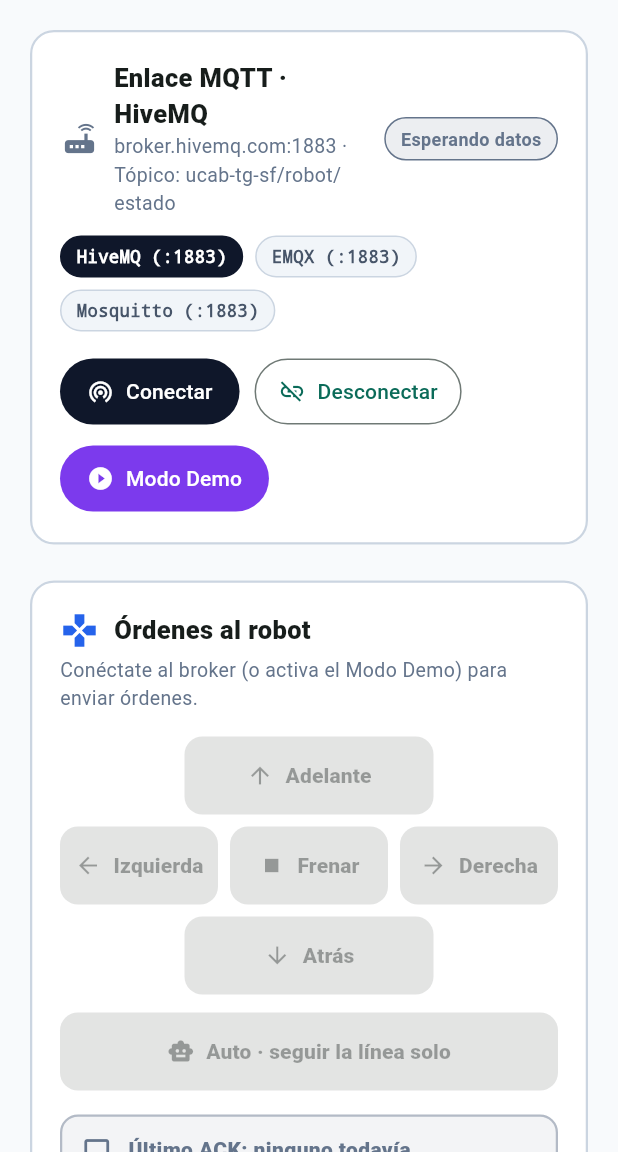
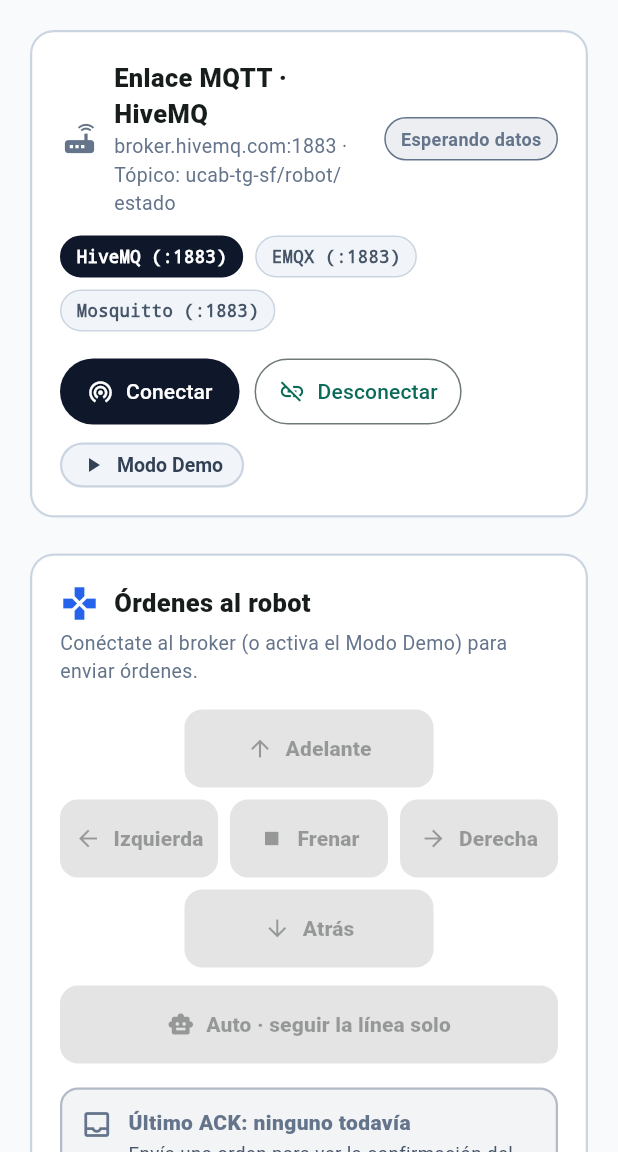
Before and after one commit to ilianavsc/tg-robot-ucab-app, a Flutter app: the screen it shows after launch, after a tap on "Modo Demo", after a tap on "Detener Demo", on a phone screen of 412 x 824 dp, the part 84-1236 px from its top. Run offline on Flutter 3.47's test engine with Material 3 defaults, Android fonts, the phone set to English and light mode, and no system bars; missing offline and left inert: mqtt_client.

Commit message:
feat(app): unifica boton toggle Modo Demo y reinicia telemetria a 0 al detener

```diff
--- a/lib/core/mqtt/mqtt_service.dart
+++ b/lib/core/mqtt/mqtt_service.dart
@@ -301,9 +301,9 @@ class MqttService extends ChangeNotifier {
     _temporizadorDemo = Timer.periodic(_periodoDemo, (_) => _emitirPasoDemo());
   }
 
-  /// Detiene el Modo Demo y limpia por completo los datos simulados de estado,
-  /// ultrasonidos y marcas de tiempo para que la pantalla vuelva de inmediato
-  /// a "Esperando telemetría del robot…".
+  /// Detiene el Modo Demo y reinicia explícitamente los valores de telemetría y
+  /// ultrasonidos a un estado base en cero (0 %, 0.00 V, 0.0 mm, 0.00 m/s,
+  /// #0, 00:00 y 0 cm 'Sin señal'), sin dejar datos residuales de la simulación.
   void detenerSimulacion() {
     _temporizadorDemo?.cancel();
     _temporizadorDemo = null;
@@ -312,8 +312,23 @@ class MqttService extends ChangeNotifier {
     _pasoDemo = 0;
     _tDemo = 0;
     if (estabaSimulando) {
-      _ultimoEstado = null;
-      _ultimoUltrasonido = null;
+      _ultimoEstado = const Estado(
+        numero: 0,
+        modo: 'manual',
+        bateria: 0,
+        bateriaV: 0.0,
+        ordenes: 0,
+        lineaMm: 0.0,
+        vIzq: 0.0,
+        vDer: 0.0,
+        t: 0,
+      );
+      _ultimoUltrasonido = Ultrasonido(
+        frenteCm: 0,
+        atrasCm: 0,
+        llegada: DateTime.fromMillisecondsSinceEpoch(0),
+        t: 0,
+      );
       _ultimoMensaje = null;
       if (_ultimoAck?.simulada ?? false) {
         _ultimoAck = null;
--- a/lib/features/telemetria/telemetria_screen.dart
+++ b/lib/features/telemetria/telemetria_screen.dart
@@ -98,7 +98,7 @@ class TelemetriaScreen extends StatelessWidget {
             padding: const EdgeInsets.all(16),
             children: <Widget>[
               if (servicio.simulando) ...<Widget>[
-                _BannerModoDemo(onDetener: servicio.detenerSimulacion),
+                const _BannerModoDemo(),
                 const SizedBox(height: 12),
               ],
               _Aparece(
@@ -423,36 +423,37 @@ class _TarjetaConexionYControles extends StatelessWidget {
                       ? servicio.detenerSimulacion
                       : servicio.iniciarSimulacion,
                   style: FilledButton.styleFrom(
-                    backgroundColor: TelemetriaScreen._violetaDemo,
-                    foregroundColor: Colors.white,
+                    backgroundColor: servicio.simulando
+                        ? TelemetriaScreen._violetaDemo
+                        : const Color(0xFFF1F5F9),
+                    foregroundColor: servicio.simulando
+                        ? Colors.white
+                        : const Color(0xFF334155),
+                    side: BorderSide(
+                      color: servicio.simulando
+                          ? TelemetriaScreen._violetaDemo
+                          : const Color(0xFFCBD5E1),
+                      width: 1.5,
+                    ),
                     padding: const EdgeInsets.symmetric(
-                      horizontal: 18,
-                      vertical: 12,
+                      horizontal: 14,
+                      vertical: 10,
+                    ),
+                    minimumSize: const Size(0, 38),
+                    tapTargetSize: MaterialTapTargetSize.shrinkWrap,
+                    visualDensity: VisualDensity.compact,
+                    textStyle: const TextStyle(
+                      fontSize: 13,
+                      fontWeight: FontWeight.w700,
                     ),
                   ),
                   icon: Icon(
-                    servicio.simulando
-                        ? Icons.toggle_off_outlined
-                        : Icons.play_circle_fill,
-                    size: 18,
+                    servicio.simulando ? Icons.stop : Icons.play_arrow,
+                    size: 16,
                   ),
                   label: Text(
-                    servicio.simulando ? 'Modo Demo (Activo)' : 'Modo Demo',
-                  ),
-                ),
-                if (servicio.simulando)
-                  OutlinedButton.icon(
-                    onPressed: servicio.detenerSimulacion,
-                    style: OutlinedButton.styleFrom(
-                      foregroundColor: TelemetriaScreen._rojoError,
-                      side: const BorderSide(color: TelemetriaScreen._rojoError),
-                      padding: const EdgeInsets.symmetric(
-                        horizontal: 16,
-                        vertical: 12,
-                      ),
-                    ),
-                    icon: const Icon(Icons.stop_circle_outlined, size: 18),
-                    label: const Text('Detener Demo'),
+                    servicio.simulando ? 'Detener Demo' : 'Modo Demo',
+                  ),
                 ),
               ],
             ),
@@ -494,30 +495,9 @@ class _TarjetaEsperandoDatos extends StatelessWidget {
             ),
             const SizedBox(height: 6),
             const Text(
-              'Enciende el ESP32 físico, abre el Simulador Web P10 o pulsa "Modo Demo" para visualizar los sensores en vivo.',
+              'Enciende el ESP32 físico, abre el Simulador Web P10 o pulsa "Modo Demo" arriba para visualizar los sensores en vivo.',
               textAlign: TextAlign.center,
               style: TextStyle(color: Color(0xFF64748B), fontSize: 14),
-            ),
-            const SizedBox(height: 14),
-            FilledButton.icon(
-              onPressed: servicio.iniciarSimulacion,
-              style: FilledButton.styleFrom(
-                backgroundColor: TelemetriaScreen._violetaDemo,
-                foregroundColor: Colors.white,
-                padding: const EdgeInsets.symmetric(
-                  horizontal: 12,
-                  vertical: 8,
-                ),
-                minimumSize: const Size(0, 34),
-                tapTargetSize: MaterialTapTargetSize.shrinkWrap,
-                visualDensity: VisualDensity.compact,
-                textStyle: const TextStyle(
-                  fontSize: 12.5,
-                  fontWeight: FontWeight.w700,
-                ),
-              ),
-              icon: const Icon(Icons.play_arrow, size: 16),
-              label: const Text('Activar Modo Demo ahora'),
             ),
           ],
         ),
@@ -810,9 +790,7 @@ class _CajaUltimoAck extends StatelessWidget {
 /// Banner superior visible cuando el Modo Demo está activo para distinguir
 /// claramente los datos simulados de la telemetría MQTT real.
 class _BannerModoDemo extends StatelessWidget {
-  const _BannerModoDemo({required this.onDetener});
-
-  final VoidCallback onDetener;
+  const _BannerModoDemo();
 
   @override
   Widget build(BuildContext context) {
@@ -824,15 +802,15 @@ class _BannerModoDemo extends StatelessWidget {
         borderRadius: BorderRadius.circular(12),
         border: Border.all(color: TelemetriaScreen._violetaDemo, width: 1.5),
       ),
-      child: Row(
-        children: <Widget>[
-          const Icon(
+      child: const Row(
+        children: <Widget>[
+          Icon(
             Icons.science,
             color: TelemetriaScreen._violetaDemo,
             size: 20,
           ),
-          const SizedBox(width: 10),
-          const Expanded(
+          SizedBox(width: 10),
+          Expanded(
             child: Text(
               'MODO DEMO · Datos simulados localmente',
               style: TextStyle(
@@ -840,21 +818,6 @@ class _BannerModoDemo extends StatelessWidget {
                 fontWeight: FontWeight.w800,
                 fontSize: 13.5,
               ),
-            ),
-          ),
-          const SizedBox(width: 8),
-          TextButton(
-            onPressed: onDetener,
-            style: TextButton.styleFrom(
-              foregroundColor: TelemetriaScreen._violetaDemo,
-              padding: const EdgeInsets.symmetric(horizontal: 10, vertical: 4),
-              minimumSize: const Size(0, 30),
-              tapTargetSize: MaterialTapTargetSize.shrinkWrap,
-              visualDensity: VisualDensity.compact,
-            ),
-            child: const Text(
-              'Salir',
-              style: TextStyle(fontWeight: FontWeight.w800, fontSize: 12.5),
             ),
           ),
         ],
@@ -898,14 +861,18 @@ class _TarjetaBateria extends StatelessWidget {
 
   @override
   Widget build(BuildContext context) {
-    final bool baja = estado.bateriaBaja;
-    final Color colorBarra = baja
+    final bool enCero =
+        estado.numero == 0 && estado.bateria == 0 && estado.bateriaV == 0.0;
+    final bool baja = !enCero && estado.bateriaBaja;
+    final Color colorBarra = enCero
+        ? const Color(0xFF64748B)
+        : (baja
               ? TelemetriaScreen._rojoError
               : (estado.bateria <= 40
                     ? TelemetriaScreen._ambarAviso
                     : (simulando
                           ? TelemetriaScreen._violetaDemo
-                    : TelemetriaScreen._verdePrimario));
+                          : TelemetriaScreen._verdePrimario)));
 
     return Card(
       elevation: 0,
@@ -1016,32 +983,41 @@ class _TarjetaModoYLinea extends StatelessWidget {
 
   @override
   Widget build(BuildContext context) {
+    final bool enCero =
+        estado.numero == 0 && estado.bateria == 0 && estado.bateriaV == 0.0;
     final bool veLinea = estado.veLaLinea;
-    final Color colorLinea = veLinea
+    final Color colorLinea = enCero
+        ? const Color(0xFF64748B)
+        : (veLinea
               ? (simulando
                     ? TelemetriaScreen._violetaDemo
                     : TelemetriaScreen._verdePrimario)
-        : TelemetriaScreen._rojoError;
+              : TelemetriaScreen._rojoError);
 
     final Widget itemModo = _ItemMetricaIcono(
       icono: estado.esAutonomo ? Icons.smart_toy : Icons.sports_esports,
-      colorIcono: simulando
+      colorIcono: enCero
+          ? const Color(0xFF64748B)
+          : (simulando
                 ? TelemetriaScreen._violetaDemo
                 : (estado.esAutonomo
                       ? TelemetriaScreen._verdePrimario
-                : const Color(0xFF7C3AED)),
+                      : const Color(0xFF7C3AED))),
       titulo: simulando ? 'Modo de Operación · DEMO' : 'Modo de Operación',
-      valor: estado.esAutonomo
+      valor: enCero
+          ? 'Sin señal'
+          : (estado.esAutonomo
                 ? 'Autónomo (PD 100 Hz)'
-          : 'Manual (Control Remoto)',
+                : 'Manual (Control Remoto)'),
     );
 
     final Widget itemLinea = _ItemMetricaIcono(
       icono: veLinea ? Icons.timeline : Icons.warning_amber,
       colorIcono: colorLinea,
       titulo: 'Posición de Línea (4× TCRT5000)',
-      valor:
-          '${estado.lineaMm.toStringAsFixed(1)} mm (${veLinea ? "En pista" : "Perdida"})',
+      valor: enCero
+          ? '${estado.lineaMm.toStringAsFixed(1)} mm (Sin señal)'
+          : '${estado.lineaMm.toStringAsFixed(1)} mm (${veLinea ? "En pista" : "Perdida"})',
     );
 
     return Card(
```
Lines whose indentation alone changed are shown as unchanged.
